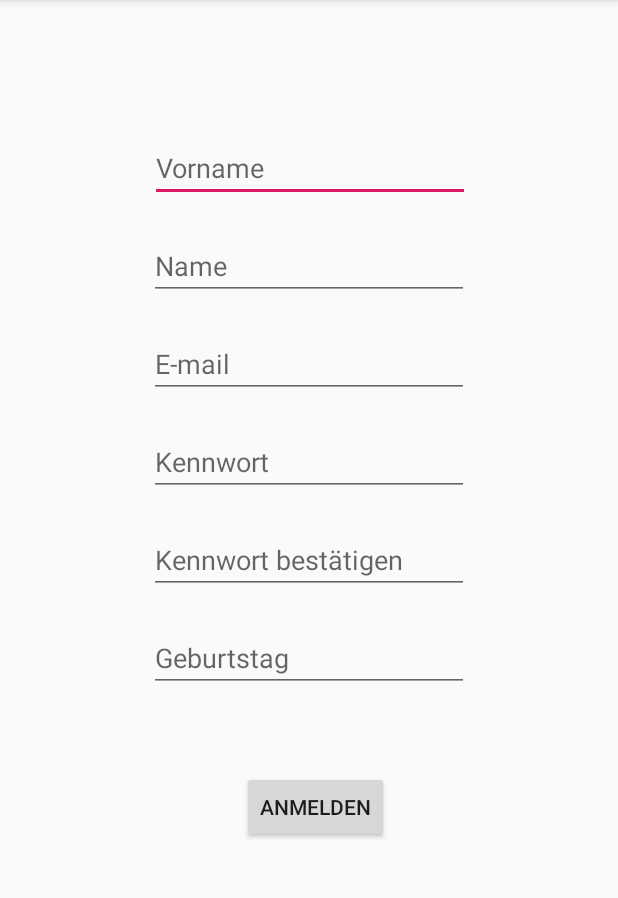
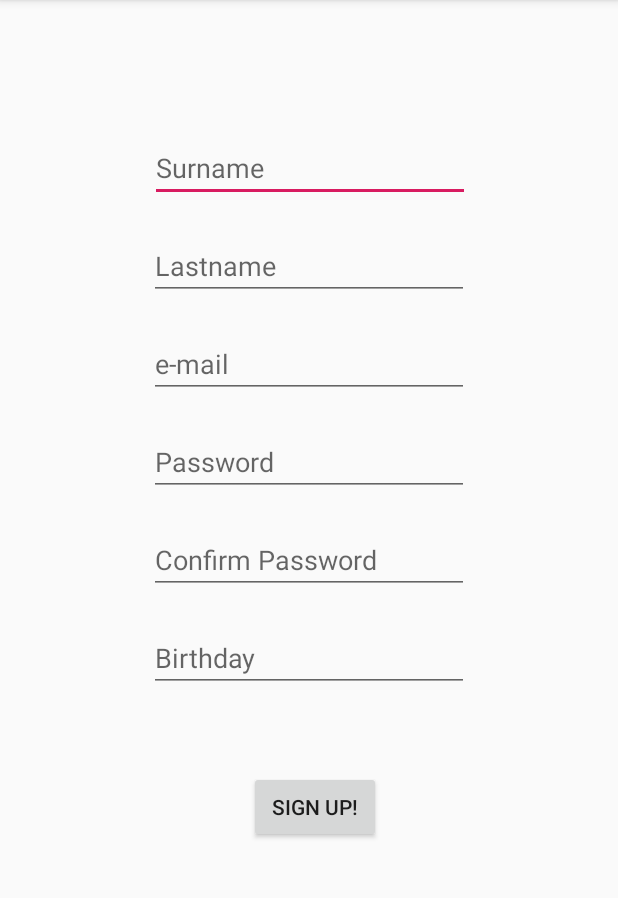
Before and after one commit to patti93/MyApplication, an Android app: the CreateUserActivity screen opened directly, with no data from a screen before it, on a phone screen of 412 x 824 dp, the part 84-982 px from its top. Run offline under Robolectric (Android 15) with nearby library versions, the phone set to English and light mode, and no system bars.

Commit message:
Zweite Sprache

```diff
--- a/app/src/main/res/layout/activity_main.xml
+++ b/app/src/main/res/layout/activity_main.xml
@@ -14,7 +14,7 @@
         android:layout_marginTop="64dp"
         android:layout_marginEnd="8dp"
         android:ems="10"
-        android:hint="Type your name"
+        android:hint="@string/user_name"
         android:importantForAutofill="no"
         android:inputType="textPersonName"
         android:text="@string/user"
@@ -47,7 +47,7 @@
         android:layout_marginTop="28dp"
         android:layout_marginEnd="8dp"
         android:onClick="clickLogin"
-        android:text="Login"
+        android:text="@string/login"
         app:layout_constraintEnd_toEndOf="parent"
         app:layout_constraintStart_toStartOf="parent"
         app:layout_constraintTop_toBottomOf="@+id/editTextPassword" />
--- a/app/src/main/res/values/strings.xml
+++ b/app/src/main/res/values/strings.xml
@@ -1,13 +1,22 @@
+<?xml version="1.0" encoding="utf-8"?>
 <resources>
     <string name="app_name">WG4U</string>
-    <string name="user">Benutzer</string>
-    <string name="password">Kennwort</string>
-    <string name="confirm_password">Kennwort bestätigen</string>
-    <string name="sign_up_text">Oder registriere dich hier!</string>
-    <string name="first_name">Vorname</string>
-    <string name="name">Name</string>
-    <string name="e_mail">E-mail</string>
-    <string name="birthday">Geburtstag</string>
-    <string name="sign_up">Anmelden</string>
-    <string name="new_user_success">Du hast dich erfolgreich bei WG4U registriert!</string>
+    <string name="user">User</string>
+    <string name="password">Password</string>
+    <string name="confirm_password">Confirm Password</string>
+    <string name="sign_up_text">or sign up here!</string>
+    <string name="first_name">Surname</string>
+    <string name="name">Lastname</string>
+    <string name="e_mail">e-mail</string>
+    <string name="birthday">Birthday</string>
+    <string name="sign_up">sign up!</string>
+    <string name="new_user_success">You successfully singes up for WG4U!</string>
+    <string name="user_name">User</string>
+    <string name="login">Login</string>
+    <string name="short_password">Choosen password is too short (min. 8 characters)!</string>
+    <string name="no_password_match">The passwords dont match!</string>
+    <string name="bday_format_error">Check the birthday!</string>
+    <string name="empty_Fields">Please fill in each field!</string>
+    <string name="user_exists">User already exists</string>
+    <string name="mail_not_valid">Invalid mail adress</string>
 </resources>
```
Also changed, not shown: app/src/main/java/com/example/patrick/myapplication/CreateUserActivity.java (+15 -5 lines), 1 other file.
